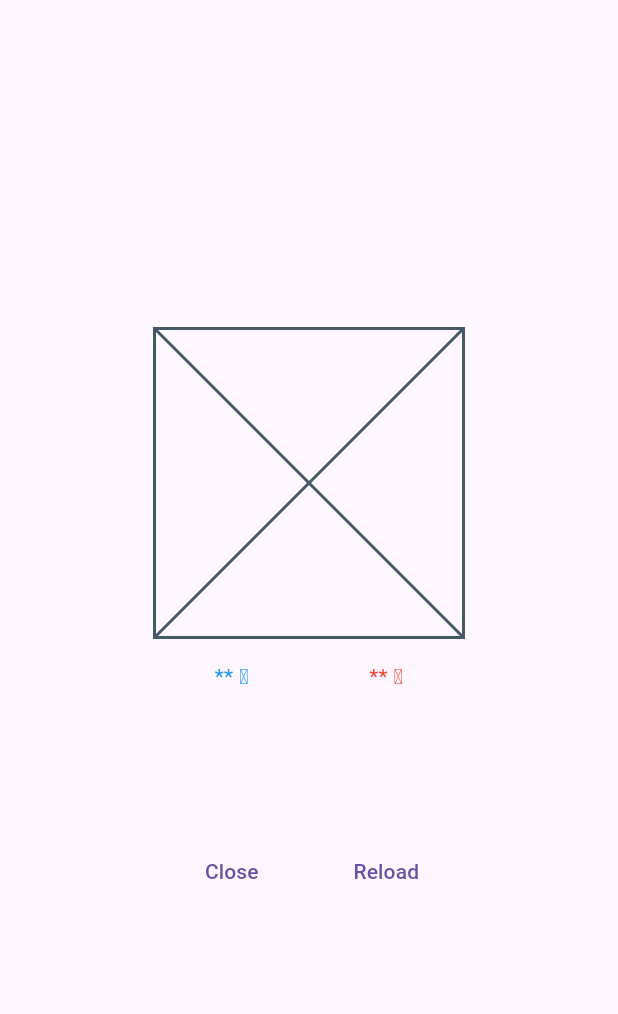
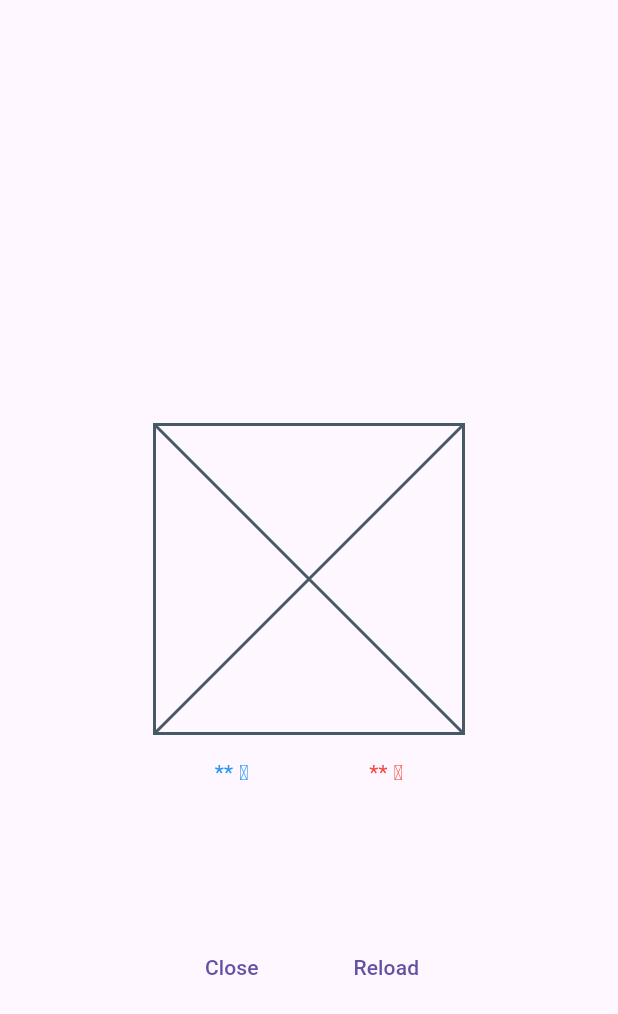
Before and after one commit to asymme-ray/flutter-training-ray, a Flutter app: the screen it shows after launch, on a phone screen of 412 x 824 dp. Shown: the top 1014 px of the screen. Run offline on Flutter 3.47's test engine with Material 3 defaults, Android fonts, the phone set to English and light mode, and no system bars.

Commit message:
1回目の実装

```diff
--- a/lib/main.dart
+++ b/lib/main.dart
@@ -15,15 +15,15 @@ class MainApp extends StatelessWidget {
             body: Column(
                 mainAxisAlignment: MainAxisAlignment.center,
                 children: <Widget>[
-          Center(
-              child: Column(
+          Expanded(child: Container()),
+          Column(
               mainAxisSize: MainAxisSize.min,
               mainAxisAlignment: MainAxisAlignment.center,
               children: <Widget>[
                 SizedBox(
                   width: screenSize.width / 2,
                   height: screenSize.width / 2,
-                  child: Placeholder(),
+                  child: const Placeholder(),
                 ),
                 Row(
                   mainAxisAlignment: MainAxisAlignment.center,
@@ -54,7 +54,9 @@ class MainApp extends StatelessWidget {
                     )
                   ],
                 ),
-              ])),
+              ]),
+          Expanded(
+              child: Column(children: [
             const SizedBox(height: 80),
             Row(
               mainAxisAlignment: MainAxisAlignment.center,
@@ -75,6 +77,7 @@ class MainApp extends StatelessWidget {
                 ),
               ],
             ),
+          ]))
         ])));
   }
 }
```
Also changed, not shown: pubspec.lock. Lines whose indentation alone changed are shown as unchanged.
